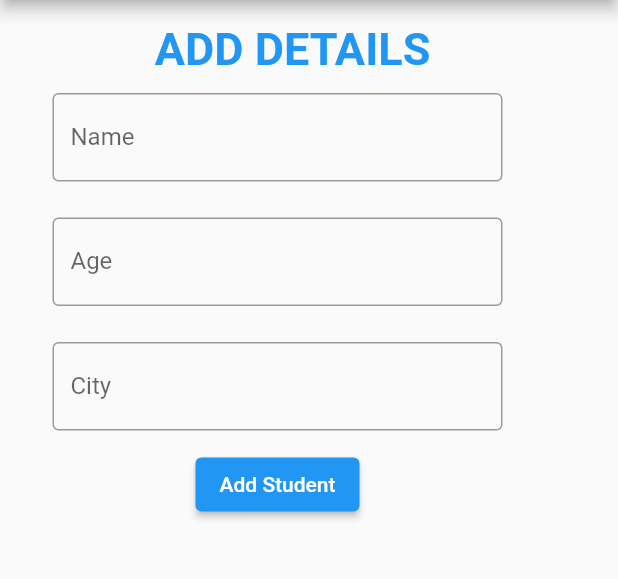
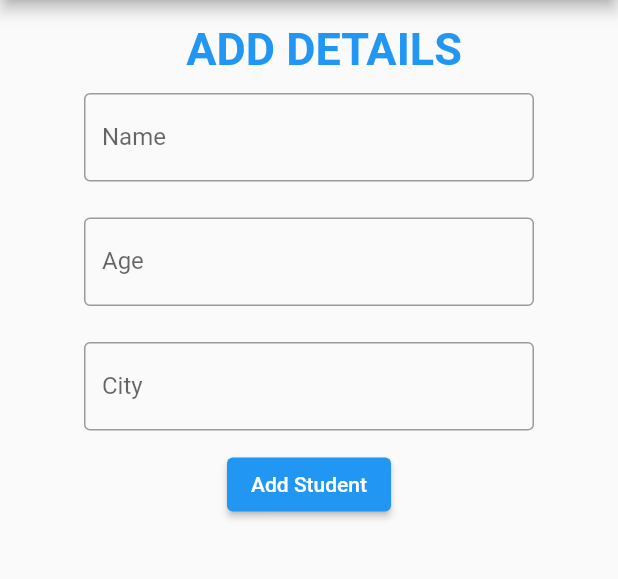
Before and after one commit to danishraza12/flutter-crud, a Flutter app: the screen it shows after launch, on a phone screen of 412 x 824 dp, the part 84-663 px from its top. Run offline on Flutter 3.47's test engine with Material 2 defaults, Android fonts, the phone set to English and light mode, and no system bars; missing offline and left inert: dart:html.

Commit message:
Solve Centrally Align Issue of Add Student

```diff
--- a/lib/widgets/add_student.dart
+++ b/lib/widgets/add_student.dart
@@ -20,6 +20,7 @@ class _AddStudentState extends State<AddStudent> {
     // Build a Form widget using the _formKey created above.
     return Column(
       children: <Widget>[
+        Row(children: <Widget>[]),
         Padding(
           padding: const EdgeInsets.only(top: 15, left: 20),
           child: Text(
@@ -28,6 +29,7 @@ class _AddStudentState extends State<AddStudent> {
                 fontWeight: FontWeight.bold, fontSize: 30, color: Colors.blue),
           ),
         ),
+
         Container(
           width: 300,
           alignment: Alignment.center,
--- a/lib/widgets/all_students.dart
+++ b/lib/widgets/all_students.dart
@@ -1,4 +1,4 @@
-// ignore_for_file: prefer_const_constructors
+// ignore_for_file: prefer_const_constructors, deprecated_member_use, avoid_print
 
 import '../models/student.dart' as student;
 import 'package:flutter/material.dart';
```
